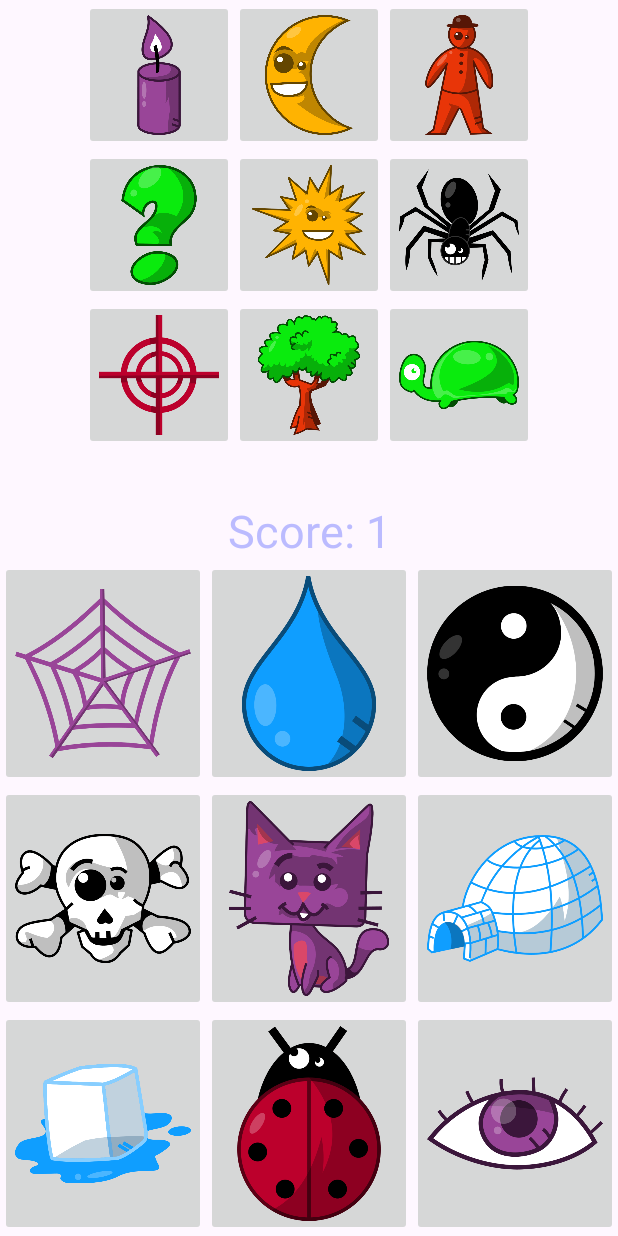
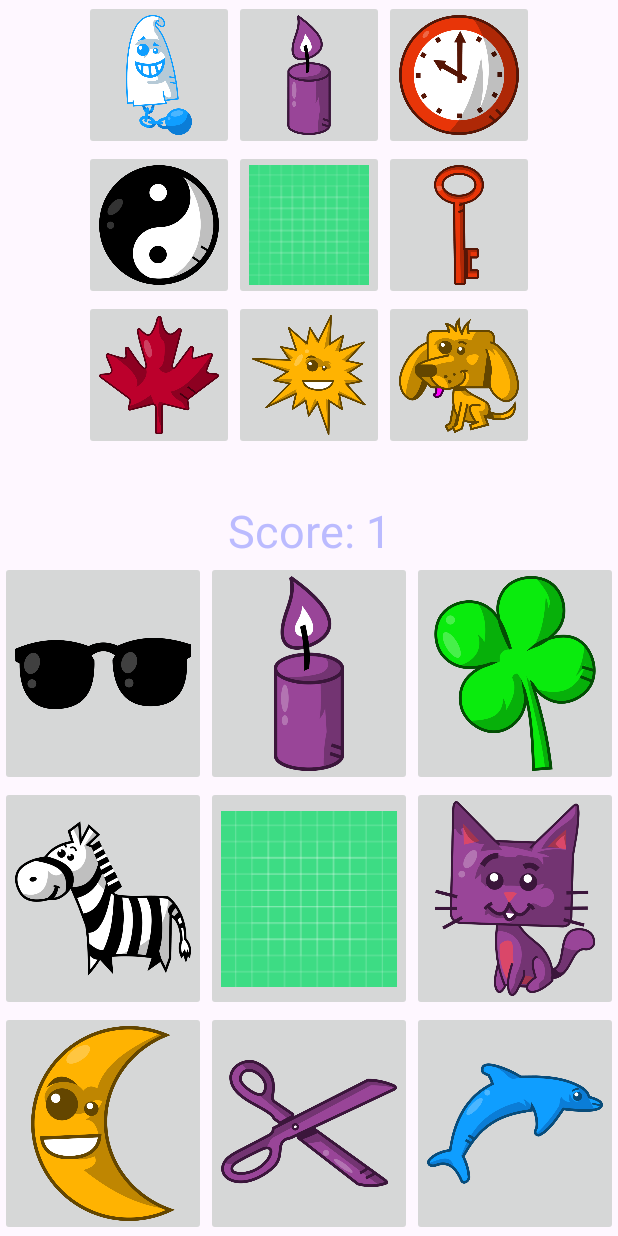
Before and after one commit to UnknownGamerYT/DreamTeam, an Android app: the game_activity screen opened directly, with no data from a screen before it, after a tap on "Picture 10 button", on a phone screen of 412 x 824 dp. Run offline under Robolectric (Android 15) with nearby library versions, the phone set to English and light mode, and no system bars.

Commit message:
game deck and it actually seems to work as expected

```diff
--- a/app/src/main/java/com/example/dreamteam/game/CardPair.java
+++ b/app/src/main/java/com/example/dreamteam/game/CardPair.java
@@ -13,7 +13,7 @@ public class CardPair {
         solved = false;
     }
 
-    public boolean isMatchingSymbol(MediaStore.Images image) {
+    public boolean isMatchingSymbol(int image) {
         return cardB.contains(image) && cardT.contains(image);
     }
 
--- a/app/src/main/java/com/example/dreamteam/game/Deck.java
+++ b/app/src/main/java/com/example/dreamteam/game/Deck.java
@@ -6,6 +6,7 @@ import com.example.dreamteam.R;
 
 import java.util.ArrayList;
 import java.util.Arrays;
+import java.util.List;
 import java.util.Random;
 
 public class Deck {
@@ -16,8 +17,8 @@ public class Deck {
 
     private final Card[] cards;
     private int index;
-    int[] fullImageList = new int[]{R.drawable.anchor, R.drawable.apple, R.drawable.birdie, R.drawable.bolt, R.drawable.bomb, R.drawable.bottle, R.drawable.cactus};
-
+    int[] fullImageList = new int[]{R.drawable.anchor, R.drawable.apple, R.drawable.birdie, R.drawable.bolt, R.drawable.bomb, R.drawable.bottle, R.drawable.cactus,R.drawable.candle,R.drawable.car,R.drawable.carrot,R.drawable.cheese,R.drawable.chess_knight,R.drawable.clock,R.drawable.clover,R.drawable.clown,R.drawable.daisy,R.drawable.dinosaur,R.drawable.dobble,R.drawable.dog,R.drawable.dolphin,R.drawable.dragon,R.drawable.exclamation_mark,R.drawable.eye,R.drawable.fire,R.drawable.ghost,R.drawable.glasses,R.drawable.hammer,R.drawable.heart,R.drawable.icecube,R.drawable.igloo,R.drawable.key,R.drawable.kitty,R.drawable.ladybug,R.drawable.lightbulb,R.drawable.lips,R.drawable.man,R.drawable.maple_leaf,R.drawable.moon,R.drawable.net,R.drawable.no_entry,R.drawable.padlock,R.drawable.pencil,R.drawable.question_mark,R.drawable.scissors,R.drawable.skull,R.drawable.snowflake,R.drawable.snowman,R.drawable.spider,R.drawable.spots,R.drawable.sun,R.drawable.target,R.drawable.treble_clef,R.drawable.tree,R.drawable.turtle,R.drawable.waterdrop,R.drawable.yin_yang,R.drawable.zebra};
+//triple anchor R.drawable.anchor,R.drawable.anchor, no more needed?
 
 
     /* Constructor */
@@ -25,6 +26,7 @@ public class Deck {
     public Deck(String name, int symbolsPerCard) {
         setName = name;
         cards = generateCards(symbolsPerCard);
+
         index = cards.length - 1;
     }
 
@@ -98,7 +100,8 @@ public class Deck {
         if (!isPrime(symbolPerCard - 1)) {
             throw new IllegalArgumentException("Number of symbols must be prime + 1");
         }
-        if (symbolPerCard + Math.pow(symbolPerCard - 1, 2) >= 9) {//atlas.getRegions().size
+        double temp = Math.pow(symbolPerCard - 1, 2);
+        if (symbolPerCard + Math.pow(symbolPerCard - 1, 2) > 57) {//atlas.getRegions().size
             throw new IllegalArgumentException("Not enough symbols available");
         }
 
@@ -107,24 +110,28 @@ public class Deck {
         ArrayList<Card> deck = new ArrayList<>();
 
         for (int i = 0; i <= symbolPerCard - 1; i++) {
-            int[] cardSymbols = new int[0];
-            cardSymbols[0] = fullImageList[0];//????????????????????????
+            //int[] cardSymbols = new int[0];
+            List<Integer> cardSymbols = new ArrayList<>();
+            cardSymbols.add(fullImageList[0]);//????????????????????????
             for (int j = 1; j <= symbolPerCard - 1; j++) {
-                int curr = (symbolPerCard - 1) + (symbolPerCard - 1) * (i - 1) + (j + 1);
-                cardSymbols[curr] = fullImageList[curr];//
+                int curr = (symbolPerCard - 1) + (symbolPerCard - 1) * (i - 1) + (j);
+                //int curr = (symbolPerCard) + (symbolPerCard - 1) * (i) + (j);
+
+                cardSymbols.add(fullImageList[curr]);
+                //cardSymbols[curr] = fullImageList[curr];//
             }
-            //deck.add(new Card(shuffleImages(cardSymbols)));
+            deck.add(new Card(shuffleImages(cardSymbols)));
         }
         for (int i = 1; i <= symbolPerCard - 1; i++) {
             for (int j = 1; j <= symbolPerCard - 1; j++) {
-                ArrayList<MediaStore.Images> cardSymbols = new ArrayList<>();
-                cardSymbols.add(new MediaStore.Images());
+                List<Integer> cardSymbols = new ArrayList<>();
+                cardSymbols.add(fullImageList[i]);
                 for (int k = 1; k <= symbolPerCard - 1; k++) {
-                    int curr = (symbolPerCard + 1) + (symbolPerCard - 1) * (k - 1)
-                            + ((i - 1) * (k - 1) + (j - 1)) % (symbolPerCard - 1);
-                    cardSymbols.add(new MediaStore.Images());
+                    int curr = (symbolPerCard + 1) + (symbolPerCard - 1) * (k -1)
+                            + ((i - 1) * (k - 1) + (j - 1)) % (symbolPerCard - 1) -1;
+                    cardSymbols.add(fullImageList[curr]);
                 }
-               // deck.add(new Card(shuffleImages(cardSymbols.toArray(new MediaStore.Images[0]))));
+                deck.add(new Card(shuffleImages(cardSymbols)));
             }
         }
 
@@ -140,13 +147,13 @@ public class Deck {
         return true;
     }
 
-    private int[] shuffleImages(int[] images) {
-        for (int i = 0; i < images.length; i++) {
+    private List<Integer> shuffleImages(List<Integer> images) {
+        for (int i = 0; i < images.size(); i++) {
             Random random = new Random();
-            int indexToSwap = random.nextInt(images.length - 1);
-            int temp = images[indexToSwap];
-            images[indexToSwap] = images[i];
-            images[i] = temp;
+            int indexToSwap = random.nextInt(images.size() - 1);
+            int temp = images.get(indexToSwap);
+            images.set(indexToSwap, images.get(i));
+            images.set(i, temp);
         }
         return images;
     }
--- a/app/src/main/java/com/example/dreamteam/game/DobbleGame.java
+++ b/app/src/main/java/com/example/dreamteam/game/DobbleGame.java
@@ -14,11 +14,11 @@ public class DobbleGame {
     int[] fullImageList = new int[]{R.drawable.anchor, R.drawable.apple, R.drawable.birdie, R.drawable.bolt, R.drawable.bomb, R.drawable.bottle, R.drawable.cactus,R.drawable.candle,R.drawable.car,R.drawable.carrot,R.drawable.cheese,R.drawable.chess_knight,R.drawable.clock,R.drawable.clover,R.drawable.clown,R.drawable.daisy,R.drawable.dinosaur,R.drawable.dobble,R.drawable.dog,R.drawable.dolphin,R.drawable.dragon,R.drawable.exclamation_mark,R.drawable.eye,R.drawable.fire,R.drawable.ghost,R.drawable.glasses,R.drawable.hammer,R.drawable.heart,R.drawable.icecube,R.drawable.igloo,R.drawable.key,R.drawable.kitty,R.drawable.ladybug,R.drawable.lightbulb,R.drawable.lips,R.drawable.man,R.drawable.maple_leaf,R.drawable.moon,R.drawable.net,R.drawable.no_entry,R.drawable.padlock,R.drawable.pencil,R.drawable.question_mark,R.drawable.scissors,R.drawable.skull,R.drawable.snowflake,R.drawable.snowman,R.drawable.spider,R.drawable.spots,R.drawable.sun,R.drawable.target,R.drawable.treble_clef,R.drawable.tree,R.drawable.turtle,R.drawable.waterdrop,R.drawable.yin_yang,R.drawable.zebra};
 
 
-    public void Create () {
+    public DobbleGame(){
 
         player = new Player("Human");
         //player2 actr model
-        deck = new Deck("Dobble9Deck",9);
+        deck = new Deck("Dobble8Deck",8);
         currCardPair = null;
 
     }
@@ -38,4 +38,8 @@ public class DobbleGame {
     {
         return fullImageList;
     }
+
+    public Deck getDeck() {
+        return deck;
+    }
 }
--- a/app/src/main/java/com/example/dreamteam/game_activity.java
+++ b/app/src/main/java/com/example/dreamteam/game_activity.java
@@ -8,19 +8,23 @@ import android.widget.ImageButton;
 import android.widget.TextView;
 import android.widget.Toast;
 
+import com.example.dreamteam.game.Card;
+import com.example.dreamteam.game.CardPair;
 import com.example.dreamteam.game.DobbleGame;
 
+import java.util.List;
 import java.util.Random;
 
-public class game_activity extends AppCompatActivity implements View.OnClickListener{
+public class game_activity extends AppCompatActivity implements View.OnClickListener {
     DobbleGame dobbleGame;
-
+    int[] card1Buttons = new int[] {R.id.imageButton,R.id.imageButton2,R.id.imageButton3,R.id.imageButton4,R.id.imageButton9,R.id.imageButton6,R.id.imageButton7,R.id.imageButton8};
+    int[] card2Buttons = new int[] {R.id.imageButton10, R.id.imageButton11,R.id.imageButton12,R.id.imageButton13,R.id.imageButton18,R.id.imageButton15,R.id.imageButton16,R.id.imageButton17};
     @Override
     protected void onCreate(Bundle savedInstanceState) {
 
         super.onCreate(savedInstanceState);
         setContentView(R.layout.game_activity);
-        dobbleGame = new DobbleGame();
+        this.dobbleGame = new DobbleGame();
         ImageButton imageButton = findViewById(R.id.imageButton);
         ImageButton imageButton2 = findViewById(R.id.imageButton2);
         ImageButton imageButton3 = findViewById(R.id.imageButton3);
@@ -67,7 +71,7 @@ public class game_activity extends AppCompatActivity implements View.OnClickList
     @Override
     public void onClick(View v) {
 
-        switch (v.getId()){
+        switch (v.getId()) {
 
             case R.id.imageButton:
                 ButtonPressed(v, R.id.imageButton);
@@ -127,28 +131,45 @@ public class game_activity extends AppCompatActivity implements View.OnClickList
 
         }
     }
-    public void ButtonPressed(View v, int buttonId){
-        TextView text=(TextView)findViewById(R.id.ScoreText);
+
+    public void ButtonPressed(View v, int buttonId) {
+        Initialize_Game();
+
+        TextView text = (TextView) findViewById(R.id.ScoreText);
         String[] separated = text.getText().toString().split(" ");
         int value = Integer.parseInt(separated[1]);
-        ImageButton img= (ImageButton) findViewById(buttonId);
-        int[] images = dobbleGame.getFullImageList();
-        Random random = new Random();
-        img.setImageResource(images[random.nextInt(images.length)]);
+        //ImageButton img = (ImageButton) findViewById(buttonId);
+        //int[] images = dobbleGame.getFullImageList();
+        //Random random = new Random();
+        //img.setImageResource(images[random.nextInt(images.length)]);
         if (true)//if wins
         {
             value += 1;
             Toast.makeText(getApplicationContext(), "Congratulations!", Toast.LENGTH_LONG).show();
-        }
-        else
-        {
-            value-= 1;
+        } else {
+            value -= 1;
             Toast.makeText(getApplicationContext(), "Incorrect, point deducted", Toast.LENGTH_LONG).show();
         }
         String newText = "Score: " + value;
 
         text.setText(newText);
     }
+
+    public void Initialize_Game(){
+        CardPair cardPair = dobbleGame.getDeck().pickCardPair();
+
+        List<Integer> card1Images = cardPair.cardB.getimages();
+        List<Integer> card2Images = cardPair.cardT.getimages();
+
+        for (int i=0; i<=card1Buttons.length-1; i++){
+            ImageButton img1 = (ImageButton) findViewById(card1Buttons[i]);
+            img1.setImageResource(card1Images.get(i));
+            //
+            ImageButton img2 = (ImageButton) findViewById(card2Buttons[i]);
+            img2.setImageResource(card2Images.get(i));
+        }
+    }
+
     public void Button1Press(View v) {
         TextView text=(TextView)findViewById(R.id.ScoreText);
         String[] separated = text.getText().toString().split(" ");
--- a/app/src/main/res/layout/game_activity.xml
+++ b/app/src/main/res/layout/game_activity.xml
@@ -83,7 +83,7 @@
             android:onClick="onClick"
             android:padding="10dp"
             android:scaleType="fitCenter"
-            android:src="@drawable/sun" />
+            android:src="@drawable/t32_background" />
 
         <ImageButton
             android:id="@+id/imageButton15"
@@ -219,12 +219,12 @@
             android:layout_width="150dp"
             android:layout_height="150dp"
             android:layout_weight="1"
+            android:adjustViewBounds="true"
             android:contentDescription="Picture 5 button"
             android:onClick="onClick"
             android:padding="10dp"
             android:scaleType="fitCenter"
-            android:adjustViewBounds="true"
-            android:src="@drawable/kitty" />
+            android:src="@drawable/ic_launcher_background" />
         <ImageButton
             android:id="@+id/imageButton6"
             android:layout_width="150dp"
```
Also changed, not shown: app/src/main/java/com/example/dreamteam/game/Card.java (+10 -9 lines).
